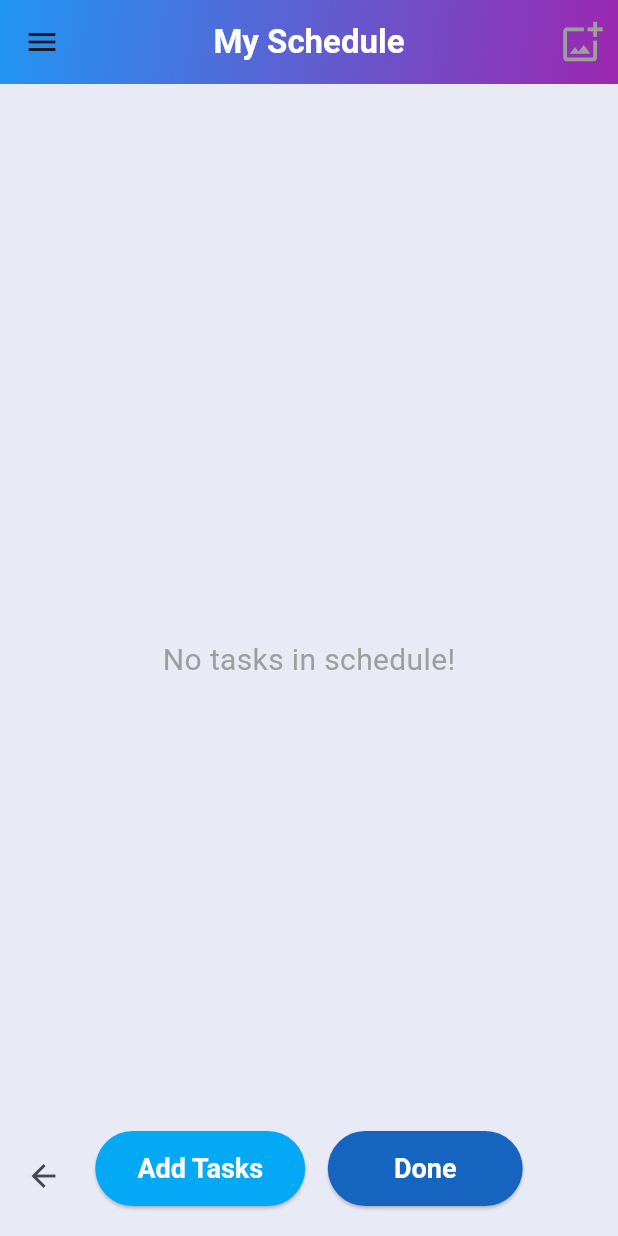
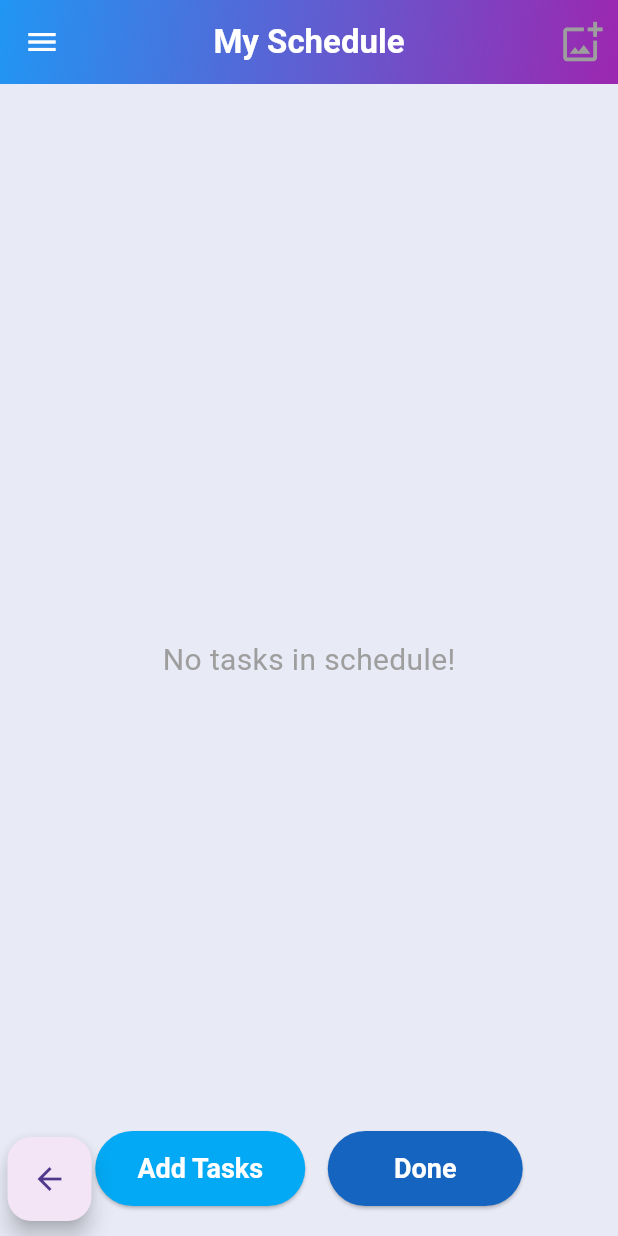
Before and after one commit to SukanyaDas2021/schedule_builder, a Flutter app: the Schedule screen opened directly with empty values, on a phone screen of 412 x 824 dp. Run offline on Flutter 3.47's test engine with Material 3 defaults, Android fonts, the phone set to English and light mode, and no system bars; our stand-ins replace image_picker, sqflite; accounts and stored records are empty; Roboto replaces fonts that are missing (range).

Commit message:
updated schedule buttons

```diff
--- a/lib/schedule.dart
+++ b/lib/schedule.dart
@@ -1,4 +1,5 @@
 import 'package:flutter/material.dart';
+import 'package:flutter/services.dart';
 import 'package:flutter/widgets.dart';
 import 'package:schedule_builder/taskitem.dart';
 import 'package:schedule_builder/task.dart';
@@ -632,27 +633,27 @@ class _ScheduleState extends State<Schedule> {
               ? Align(
             alignment: Alignment.bottomCenter,
             child: Padding(
-              padding: const EdgeInsets.fromLTRB(20, 2, 20, 2),
+              padding: const EdgeInsets.fromLTRB(20, 2, 20, 5),
               child: Row(
-                mainAxisAlignment: MainAxisAlignment.center,
+                mainAxisAlignment: MainAxisAlignment.end,
                 children: [
                   ElevatedButton(
                     onPressed: _restartSchedule,
                     style: ElevatedButton.styleFrom(
                       backgroundColor: Colors.lightBlue,
                       foregroundColor: Colors.white,
-                      minimumSize: const Size(140, 40),
+                      minimumSize: const Size(125, 40),
                       textStyle: const TextStyle(fontSize: 15, fontWeight: FontWeight.bold),
                     ),
                     child: const Text('Edit Schedule'),
                   ),
-                  const SizedBox(width: 15),
+                  const SizedBox(width: 5),
                   ElevatedButton(
                     onPressed: _clearAllTasks,
                     style: ElevatedButton.styleFrom(
                       backgroundColor: Colors.red,
                       foregroundColor: Colors.white,
-                      minimumSize: const Size(140, 40),
+                      minimumSize: const Size(100, 40),
                       textStyle: const TextStyle(fontSize: 15, fontWeight: FontWeight.bold),
                     ),
                     child: const Text('Clear Schedule'),
@@ -677,10 +678,11 @@ class _ScheduleState extends State<Schedule> {
               ),
             ),
           Positioned(
-            bottom: 16.0,
+            bottom: 10.0,
             left: 5.0,
-            child: IconButton(
-              icon: Icon(Icons.arrow_back),
+            child: FloatingActionButton(
+              backgroundColor: Colors.purple[50],
+              focusColor: Colors.lightBlueAccent,
               onPressed: () {
                 //_databaseHelper.updateSchedule(widget.schedule);
                 _databaseHelper.updateScheduleColumnValue(widget.schedule.id, 'addingTasks', addingTasks);
@@ -691,6 +693,7 @@ class _ScheduleState extends State<Schedule> {
 
                 Navigator.pop(context);
               },
+              child: Icon(Icons.arrow_back),
             ),
           ),
         ],
@@ -708,6 +711,7 @@ class _ScheduleState extends State<Schedule> {
 
   AppBar _buildAppBar() {
     return AppBar(
+      systemOverlayStyle: SystemUiOverlayStyle.light,
       flexibleSpace: Container(
         decoration: BoxDecoration(
           gradient: LinearGradient(
@@ -720,9 +724,12 @@ class _ScheduleState extends State<Schedule> {
       centerTitle: true,
       leading:
       IconButton(
-        icon: Icon(Icons.menu),
+        icon: Icon(
+          Icons.menu,
+          color: Colors.white,
+        ),
         onPressed: () {
-          if (!addingTasks) {
+          if (!addingTasks && !tasks.every((task) => task.isDone)) {
             _showEditConfirmationDialog();
           }
         },
```
